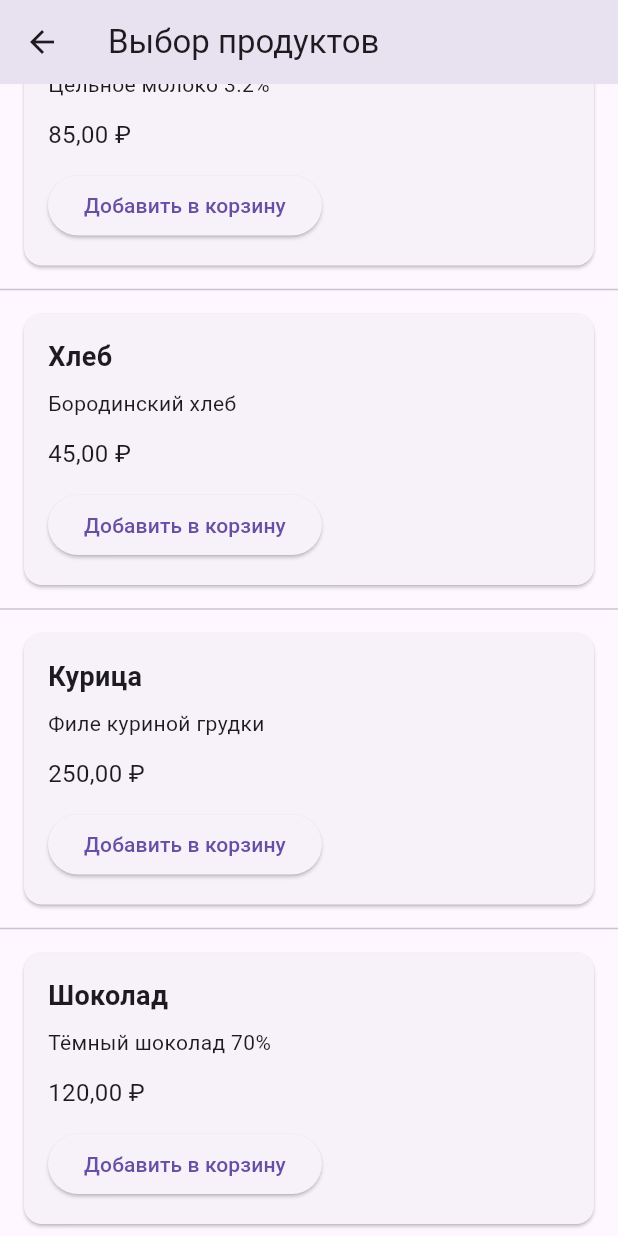
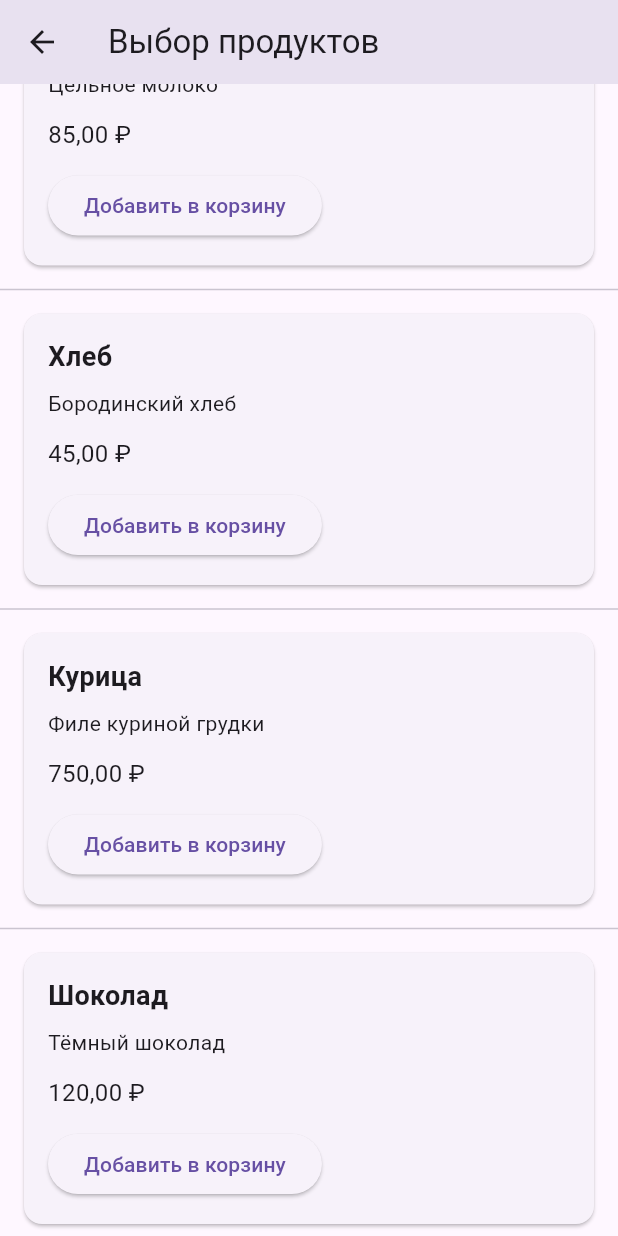
Before and after one commit to CentyGG/my_shop_flutter, a Flutter app: the ProductListScreen screen opened directly, scrolled down 281 dp, on a phone screen of 412 x 824 dp. Run offline on Flutter 3.47's test engine with Material 3 defaults, Android fonts, the phone set to English and light mode, and no system bars.

Commit message:
Изменения в файле product_list_screen.dart

```diff
--- a/lib/features/product_selection/screens/product_list_screen.dart
+++ b/lib/features/product_selection/screens/product_list_screen.dart
@@ -7,7 +7,6 @@ import '../widgets/product_card.dart';
 import '../widgets/quantity_picker_modal.dart';
 
 class ProductListScreen extends StatelessWidget {
-  // Пример продуктов (можно заменить на API или базу данных)
   static List<Product> getProducts() {
     return [
       Product(id: '1',
@@ -16,26 +15,24 @@ class ProductListScreen extends StatelessWidget {
           price: 150.0),
       Product(id: '2',
           name: 'Молоко',
-          description: 'Цельное молоко 3.2%',
+          description: 'Цельное молоко',
           price: 85.0),
       Product(
           id: '3', name: 'Хлеб', description: 'Бородинский хлеб', price: 45.0),
       Product(id: '4',
           name: 'Курица',
           description: 'Филе куриной грудки',
-          price: 250.0),
+          price: 750.0),
       Product(id: '5',
           name: 'Шоколад',
-          description: 'Тёмный шоколад 70%',
+          description: 'Тёмный шоколад',
           price: 120.0),
     ];
   }
-
   @override
   Widget build(BuildContext context) {
     final products = getProducts();
     final cartProvider = Provider.of<CartProvider>(context);
-
     return Scaffold(
       appBar: AppBar(
           title: const Text('Выбор продуктов'),
@@ -58,7 +55,6 @@ class ProductListScreen extends StatelessWidget {
       ),
     );
   }
-
   void _showQuantitySelector(BuildContext context, Product product,
       CartProvider cartProvider) {
     showModalBottomSheet(
```
